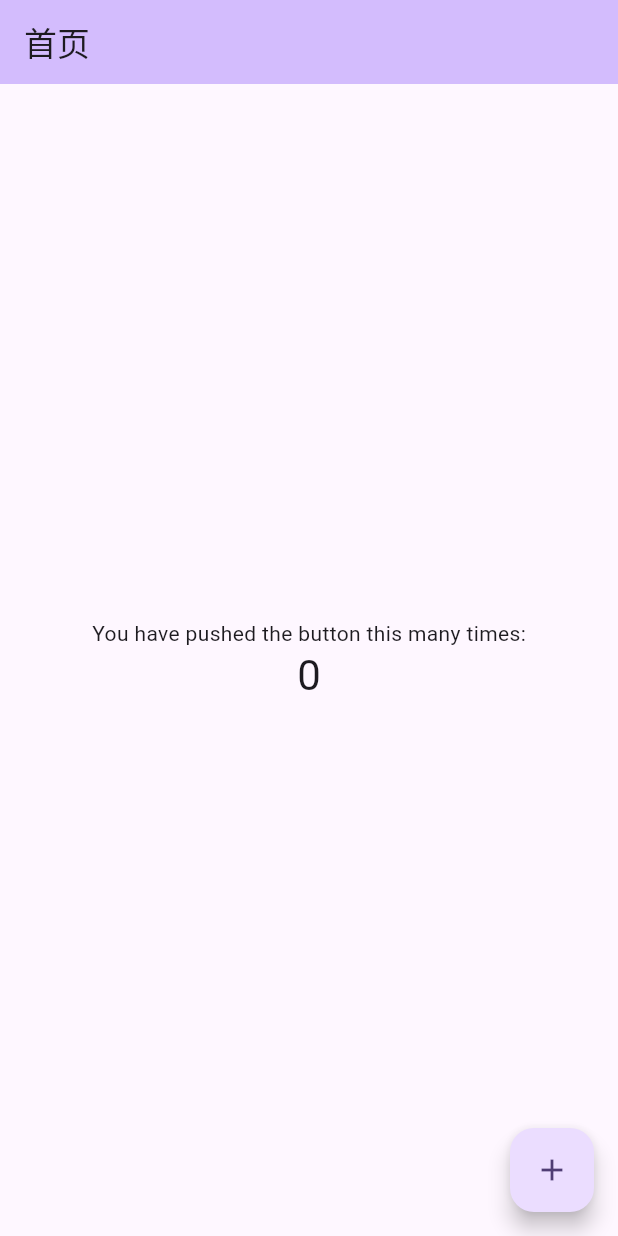
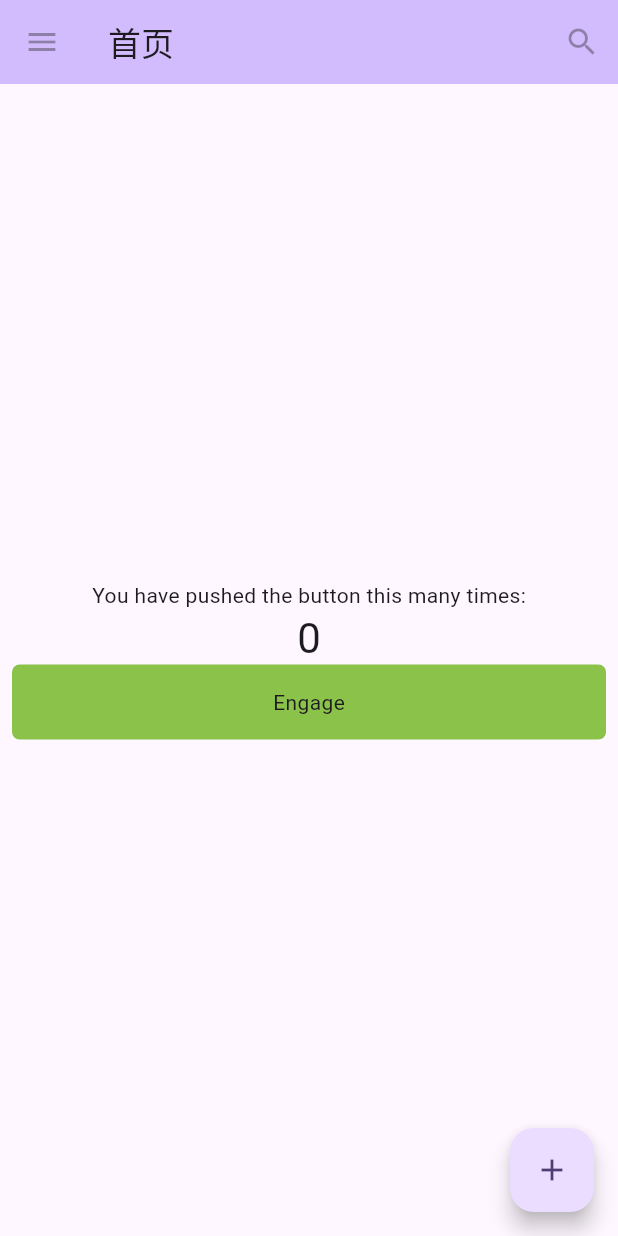
Before and after one commit to Haoke98/PassKeyVault, a Flutter app: the screen it shows after launch, on a phone screen of 412 x 824 dp. Run offline on Flutter 3.47's test engine with Material 3 defaults, Android fonts, the phone set to English and light mode, and no system bars.

Commit message:
实现了ActionBar中的按钮和页面上的按钮以及点击处理
Signed-off-by: Sadam·Sadik <1903249375@qq.com>

```diff
--- a/lib/main.dart
+++ b/lib/main.dart
@@ -1,5 +1,4 @@
 import 'package:flutter/material.dart';
-
 void main() {
   runApp(const MyApp());
 }
@@ -54,6 +53,32 @@ class MyHomePage extends StatefulWidget {
   State<MyHomePage> createState() => _MyHomePageState();
 }
 
+
+class MyButton extends StatelessWidget {
+  const MyButton({super.key});
+
+  @override
+  Widget build(BuildContext context) {
+    return GestureDetector(
+      onTap: () {
+        print('MyButton was tapped!');
+      },
+      child: Container(
+        height: 50,
+        padding: const EdgeInsets.all(8),
+        margin: const EdgeInsets.symmetric(horizontal: 8),
+        decoration: BoxDecoration(
+          borderRadius: BorderRadius.circular(5),
+          color: Colors.lightGreen[500],
+        ),
+        child: const Center(
+          child: Text('Engage'),
+        ),
+      ),
+    );
+  }
+}
+
 class _MyHomePageState extends State<MyHomePage> {
   int _counter = 0;
 
@@ -84,7 +109,19 @@ class _MyHomePageState extends State<MyHomePage> {
         backgroundColor: Theme.of(context).colorScheme.inversePrimary,
         // Here we take the value from the MyHomePage object that was created by
         // the App.build method, and use it to set our appbar title.
+        leading: const IconButton(
+          icon: Icon(Icons.menu),
+          tooltip: 'Navigation menu',
+          onPressed: null,
+        ),
         title: Text(widget.title),
+        actions: const [
+          IconButton(
+            icon: Icon(Icons.search),
+            tooltip: 'Search',
+            onPressed: null,
+          ),
+        ],
       ),
       body: Center(
         // Center is a layout widget. It takes a single child and positions it
@@ -112,6 +149,7 @@ class _MyHomePageState extends State<MyHomePage> {
               '$_counter',
               style: Theme.of(context).textTheme.headlineMedium,
             ),
+            MyButton(),
           ],
         ),
       ),
```
